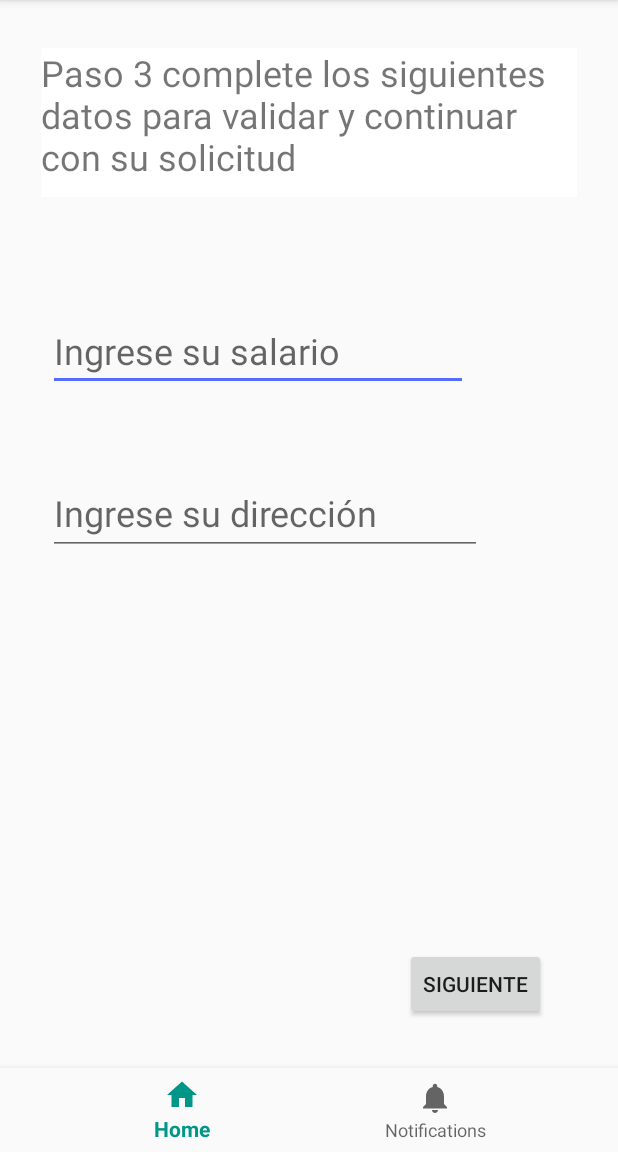
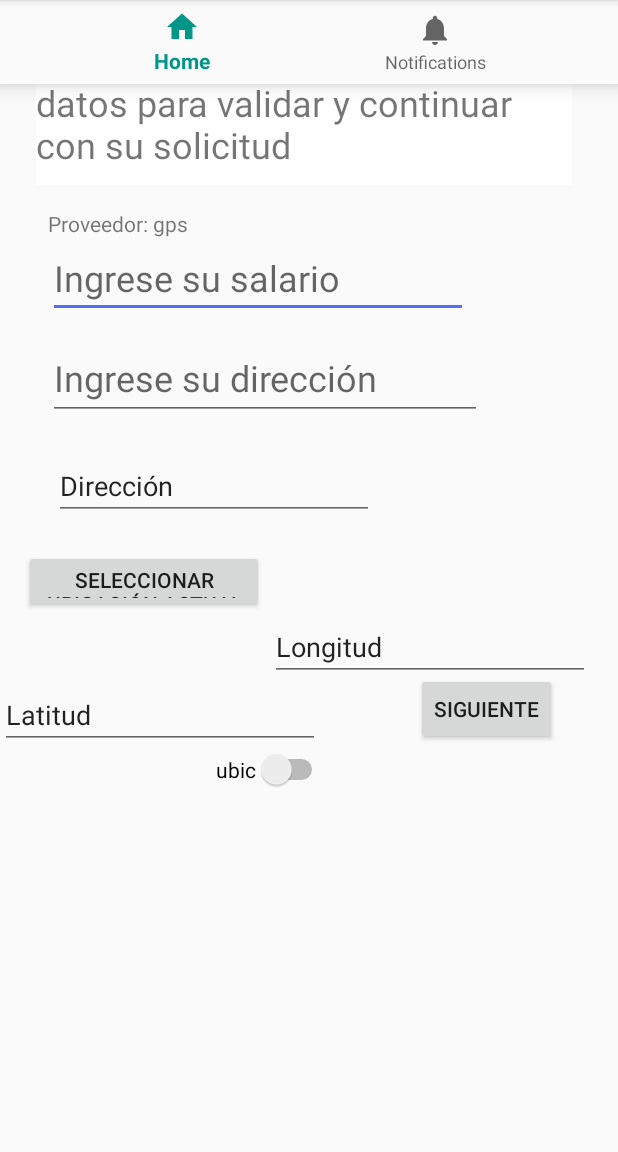
Before and after one commit to sebacura/ing-software, an Android app: the MainCompletarDatos screen opened directly, with no data from a screen before it, on a phone screen of 412 x 824 dp, the part 84-1236 px from its top. Run offline under Robolectric (Android 15) with nearby library versions, the phone set to English and light mode, and no system bars.

Commit message:
Ubicación actual(sin errores, no lee el provedor gps)

```diff
--- a/app/src/main/AndroidManifest.xml
+++ b/app/src/main/AndroidManifest.xml
@@ -1,6 +1,12 @@
 <?xml version="1.0" encoding="utf-8"?>
 <manifest xmlns:android="http://schemas.android.com/apk/res/android"
     package="com.tananaev.passportreader">
+
+    <uses-permission android:name="android.permission.INTERNET" />
+    <uses-permission android:name="android.permission.ACCESS_NETWORK_STATE"/>
+    <uses-permission android:name="android.permission.ACCESS_COARSE_LOCATION" />
+    <uses-permission android:name="android.permission.ACCESS_FINE_LOCATION"/>
+
 
     <uses-permission android:name="android.permission.NFC" />
     <uses-feature android:name="android.hardware.camera"
--- a/app/src/main/java/pantallas/MainCompletarDatos.java
+++ b/app/src/main/java/pantallas/MainCompletarDatos.java
@@ -1,30 +1,152 @@
 package pantallas;
 
 import androidx.appcompat.app.AppCompatActivity;
+import androidx.core.app.ActivityCompat;
 
+import android.Manifest;
 import android.annotation.SuppressLint;
+import android.content.Context;
+import android.content.pm.PackageManager;
+import android.location.Address;
+import android.location.Criteria;
+import android.location.Geocoder;
+import android.location.Location;
+import android.location.LocationListener;
+import android.location.LocationManager;
 import android.os.Bundle;
 import android.view.View;
+import android.widget.CompoundButton;
 import android.widget.EditText;
+import android.widget.Switch;
+import android.widget.TextView;
 import android.widget.Toast;
 
 import com.tananaev.passportreader.R;
 
-public class MainCompletarDatos extends AppCompatActivity {
+import java.io.IOException;
+import java.util.List;
+import java.util.Locale;
+
+public class MainCompletarDatos extends AppCompatActivity implements LocationListener {
 
     private EditText et1;
     private EditText et2;
+    private EditText ubic;
+    private Switch mySwitch;
+    public LocationManager handle;
+    private String provider;
+    private TextView txtGPS;
+    private EditText etxtLatitud;
+    private EditText etxtLongitud;
+    private EditText etxtDirec;
 
-    @SuppressLint("WrongConstant")
+
+    @SuppressLint({"WrongConstant", "WrongViewCast"})
     @Override
     protected void onCreate(Bundle savedInstanceState) {
         super.onCreate(savedInstanceState);
         setContentView(R.layout.activity_main_completar_datos);
 
         et1 = findViewById(R.id.txt_sueldo);
-        et2=findViewById(R.id.txt_direcc);
+        et2 = findViewById(R.id.txt_direcc);
+        mySwitch = (Switch) findViewById(R.id.swubic);
+        txtGPS = (TextView) findViewById(R.id.txtGPS);
+        etxtLatitud = (EditText) findViewById(R.id.etxtLatitud);
+        etxtLatitud = (EditText) findViewById(R.id.etxtLatitud);
+        etxtDirec = (EditText) findViewById(R.id.etxtDirec);
+        IniciarServicio();
+        mySwitch.setOnCheckedChangeListener(new CompoundButton.OnCheckedChangeListener() {
+            @Override
+            public void onCheckedChanged(CompoundButton buttonView, boolean isChecked) {
+                setEstadoSwitch(isChecked);
+            }
+        });
+    }
 
+    void setEstadoSwitch(boolean x){
+        if(x){
+            IniciarServicio();
+            muestraPosicionActual();
+        }else{
+            pararServicio();
+        }
     }
+
+    public void IniciarServicio() {
+        Toast.makeText(this, "Busqueda de ubicación activada", Toast.LENGTH_SHORT).show();
+        handle = (LocationManager) getSystemService(Context.LOCATION_SERVICE);
+        Criteria c = new Criteria();
+        c.setAccuracy(Criteria.ACCURACY_FINE);
+        provider = handle.getBestProvider(c, true);
+        txtGPS.setText("Proveedor: " + provider);
+        if (ActivityCompat.checkSelfPermission(this, Manifest.permission.ACCESS_FINE_LOCATION) != PackageManager.PERMISSION_GRANTED && ActivityCompat.checkSelfPermission(this, Manifest.permission.ACCESS_COARSE_LOCATION) != PackageManager.PERMISSION_GRANTED) {
+            // TODO: Consider calling
+            //    ActivityCompat#requestPermissions
+            // here to request the missing permissions, and then overriding
+            //   public void onRequestPermissionsResult(int requestCode, String[] permissions,
+            //                                          int[] grantResults)
+            // to handle the case where the user grants the permission. See the documentation
+            // for ActivityCompat#requestPermissions for more details.
+            ActivityCompat.requestPermissions(this, new String[]{Manifest.permission.ACCESS_FINE_LOCATION}, 120); //*** Agrega la petición!
+            return;
+        }
+        handle.requestLocationUpdates(provider, 10000, 1, this);
+    }
+
+    public void muestraPosicionActual() {
+        if (ActivityCompat.checkSelfPermission(this, Manifest.permission.ACCESS_FINE_LOCATION) != PackageManager.PERMISSION_GRANTED && ActivityCompat.checkSelfPermission(this, Manifest.permission.ACCESS_COARSE_LOCATION) != PackageManager.PERMISSION_GRANTED) {
+            // TODO: Consider calling
+            //    ActivityCompat#requestPermissions
+            // here to request the missing permissions, and then overriding
+            //   public void onRequestPermissionsResult(int requestCode, String[] permissions,
+            //                                          int[] grantResults)
+            // to handle the case where the user grants the permission. See the documentation
+            // for ActivityCompat#requestPermissions for more details.
+            ActivityCompat.requestPermissions(this, new String[]{Manifest.permission.ACCESS_FINE_LOCATION}, 120); //*** Agrega la petición!
+        }
+        Location location = handle.getLastKnownLocation(provider);
+        if(location==null){
+            etxtLatitud.setText("Desconocida");
+            etxtLongitud.setText("Desconocida");
+        }else{
+            etxtLatitud.setText(String.valueOf(location.getLatitude()));
+            etxtLongitud.setText(String.valueOf(location.getLongitude()));
+
+
+            }
+        setDireccion(location);
+        }
+
+        public void setDireccion(Location loc){
+            if(loc!=null){
+                if(loc.getLatitude()!=0.0 && loc.getLongitude()!=0.0){
+                    try{
+                        Geocoder geocoder= new Geocoder(this, Locale.getDefault());
+                        List<Address> list= geocoder.getFromLocation(loc.getLatitude(),loc.getLongitude(),1);
+                        if(!list.isEmpty()){
+                            Address direccion = list.get(0);
+                            etxtDirec.setText(direccion.getAddressLine(0));
+                        }
+                    } catch (IOException e) {
+                        etxtDirec.setText("" +e);
+                        e.printStackTrace();
+                    }
+                }
+
+            }
+
+        }
+
+        public void pararServicio(){
+            handle.removeUpdates(this);
+            etxtLatitud.setText(null);
+            etxtLongitud.setText(null);
+            etxtDirec.setText(null);
+            Toast.makeText(this, "Busqueda de ubicación desactivada", Toast.LENGTH_SHORT).show();
+
+
+        }
+
 
     public void btnSig(View view){
         String v1= et1.getText().toString();
@@ -47,4 +169,32 @@ public class MainCompletarDatos extends AppCompatActivity {
         }
 
     }
+
+    @Override
+    public void onLocationChanged(Location location) {
+        if(location==null){
+            etxtLatitud.setText("Desconocida");
+            etxtLongitud.setText("Desconocida");
+        }else{
+            etxtLatitud.setText(String.valueOf(location.getLatitude()));
+            etxtLongitud.setText(String.valueOf(location.getLongitude()));
+
+        }
+        setDireccion(location);
+    }
+
+    @Override
+    public void onStatusChanged(String provider, int status, Bundle extras) {
+
+    }
+
+    @Override
+    public void onProviderEnabled(String provider) {
+
+    }
+
+    @Override
+    public void onProviderDisabled(String provider) {
+
+    }
 }
--- a/app/src/main/res/layout/activity_main_completar_datos.xml
+++ b/app/src/main/res/layout/activity_main_completar_datos.xml
@@ -2,7 +2,7 @@
 <androidx.constraintlayout.widget.ConstraintLayout xmlns:android="http://schemas.android.com/apk/res/android"
     xmlns:app="http://schemas.android.com/apk/res-auto"
     xmlns:tools="http://schemas.android.com/tools"
-    android:id="@+id/ingresarS"
+    android:id="@+id/switchubic"
     android:layout_width="match_parent"
     android:layout_height="match_parent"
     tools:context="pantallas.MainCompletarDatos">
@@ -11,35 +11,29 @@
         android:id="@+id/Paso3"
         android:layout_width="357dp"
         android:layout_height="99dp"
-        android:layout_marginStart="32dp"
-        android:layout_marginLeft="32dp"
-        android:layout_marginTop="32dp"
-        android:layout_marginEnd="32dp"
-        android:layout_marginRight="32dp"
-        android:layout_marginBottom="632dp"
+        android:layout_marginStart="24dp"
+        android:layout_marginLeft="24dp"
+        android:layout_marginTop="24dp"
         android:background="#FFFFFF"
         android:capitalize="none"
         android:clickable="false"
         android:text="Paso 3 complete los siguientes datos para validar y continuar con su solicitud"
         android:textSize="24sp"
         android:visibility="visible"
-        app:layout_constraintBottom_toBottomOf="parent"
-        app:layout_constraintEnd_toEndOf="parent"
         app:layout_constraintStart_toStartOf="parent"
-        app:layout_constraintTop_toTopOf="parent"
-        app:layout_constraintVertical_bias="0.0" />
+        app:layout_constraintTop_toTopOf="parent" />
 
     <Button
         android:id="@+id/button"
         android:layout_width="wrap_content"
         android:layout_height="wrap_content"
-        android:layout_marginEnd="48dp"
-        android:layout_marginRight="48dp"
-        android:layout_marginBottom="88dp"
+        android:layout_marginStart="64dp"
+        android:layout_marginLeft="64dp"
+        android:layout_marginTop="40dp"
         android:onClick="btnSig"
         android:text="SIGUIENTE"
-        app:layout_constraintBottom_toBottomOf="parent"
-        app:layout_constraintEnd_toEndOf="parent" />
+        app:layout_constraintStart_toEndOf="@+id/etxtLatitud"
+        app:layout_constraintTop_toBottomOf="@+id/button2" />
 
     <EditText
         android:id="@+id/txt_sueldo"
@@ -47,13 +41,12 @@
         android:layout_height="wrap_content"
         android:layout_marginStart="32dp"
         android:layout_marginLeft="32dp"
-        android:layout_marginTop="76dp"
         android:ems="10"
         android:hint="Ingrese su salario"
         android:inputType="number"
         android:textSize="24sp"
         app:layout_constraintStart_toStartOf="parent"
-        app:layout_constraintTop_toBottomOf="@+id/Paso3" />
+        app:layout_constraintTop_toBottomOf="@+id/txtGPS" />
 
     <EditText
         android:id="@+id/txt_direcc"
@@ -61,7 +54,7 @@
         android:layout_height="56dp"
         android:layout_marginStart="32dp"
         android:layout_marginLeft="32dp"
-        android:layout_marginTop="53dp"
+        android:layout_marginTop="12dp"
         android:ems="10"
         android:hint="Ingrese su dirección"
         android:inputType="textPostalAddress"
@@ -74,5 +67,73 @@
         android:layout_width="match_parent"
         android:layout_height="wrap_content"
         android:layout_gravity="bottom"
-        app:layout_constraintBottom_toBottomOf="parent"/>
+        tools:layout_editor_absoluteY="675dp" />
+
+    <Button
+        android:id="@+id/button2"
+        android:layout_width="160dp"
+        android:layout_height="42dp"
+        android:layout_marginStart="16dp"
+        android:layout_marginLeft="16dp"
+        android:layout_marginTop="20dp"
+        android:text="Seleccionar ubicación actual"
+        app:layout_constraintStart_toStartOf="parent"
+        app:layout_constraintTop_toBottomOf="@+id/etxtDirec" />
+
+    <Switch
+        android:id="@+id/swubic"
+        android:layout_width="wrap_content"
+        android:layout_height="wrap_content"
+        android:layout_marginStart="144dp"
+        android:layout_marginLeft="144dp"
+        android:text="ubic"
+        app:layout_constraintStart_toStartOf="parent"
+        app:layout_constraintTop_toBottomOf="@+id/etxtLatitud" />
+
+    <TextView
+        android:id="@+id/txtGPS"
+        android:layout_width="289dp"
+        android:layout_height="0dp"
+        android:layout_marginStart="32dp"
+        android:layout_marginLeft="32dp"
+        android:layout_marginTop="16dp"
+        android:text="Proveedor"
+        app:layout_constraintStart_toStartOf="parent"
+        app:layout_constraintTop_toBottomOf="@+id/Paso3" />
+
+    <EditText
+        android:id="@+id/etxtLongitud"
+        android:layout_width="wrap_content"
+        android:layout_height="wrap_content"
+        android:layout_marginStart="180dp"
+        android:layout_marginLeft="180dp"
+        android:ems="10"
+        android:inputType="textPersonName"
+        android:text="Longitud"
+        app:layout_constraintStart_toStartOf="parent"
+        app:layout_constraintTop_toBottomOf="@+id/button2" />
+
+    <EditText
+        android:id="@+id/etxtLatitud"
+        android:layout_width="wrap_content"
+        android:layout_height="wrap_content"
+        android:ems="10"
+        android:inputType="textPersonName"
+        android:text="Latitud"
+        app:layout_constraintStart_toStartOf="parent"
+        app:layout_constraintTop_toBottomOf="@+id/etxtLongitud" />
+
+    <EditText
+        android:id="@+id/etxtDirec"
+        android:layout_width="wrap_content"
+        android:layout_height="wrap_content"
+        android:layout_marginStart="36dp"
+        android:layout_marginLeft="36dp"
+        android:layout_marginTop="21dp"
+        android:ems="10"
+        android:inputType="textPersonName"
+        android:text="Dirección"
+        app:layout_constraintStart_toStartOf="parent"
+        app:layout_constraintTop_toBottomOf="@+id/txt_direcc" />
+
 </androidx.constraintlayout.widget.ConstraintLayout>
```
